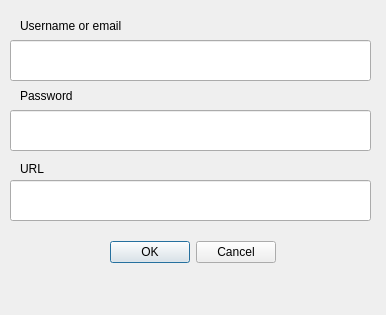
Qt form login_dialog.ui (chairemobilite/transition_qgis) before a commit.
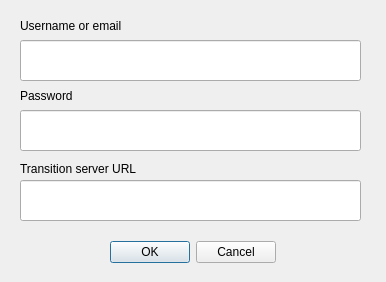
The same form after that commit. Custom widgets are drawn as their Qt base class.

```diff
--- a/login_dialog.ui
+++ b/login_dialog.ui
@@ -7,7 +7,7 @@
     <x>0</x>
     <y>0</y>
     <width>386</width>
-    <height>315</height>
+    <height>282</height>
    </rect>
   </property>
   <property name="windowTitle">
@@ -42,9 +42,9 @@
   <widget class="QLineEdit" name="usernameEdit">
    <property name="geometry">
     <rect>
-     <x>10</x>
+     <x>20</x>
      <y>40</y>
-     <width>361</width>
+     <width>341</width>
      <height>41</height>
     </rect>
    </property>
@@ -52,9 +52,9 @@
   <widget class="QgsPasswordLineEdit" name="passwordEdit">
    <property name="geometry">
     <rect>
-     <x>10</x>
+     <x>20</x>
      <y>110</y>
-     <width>361</width>
+     <width>341</width>
      <height>41</height>
     </rect>
    </property>
@@ -89,20 +89,20 @@
     <rect>
      <x>20</x>
      <y>160</y>
-     <width>67</width>
+     <width>221</width>
      <height>17</height>
     </rect>
    </property>
    <property name="text">
-    <string>URL</string>
+    <string>Transition server URL</string>
    </property>
   </widget>
   <widget class="QLineEdit" name="urlEdit">
    <property name="geometry">
     <rect>
-     <x>10</x>
+     <x>20</x>
      <y>180</y>
-     <width>361</width>
+     <width>341</width>
      <height>41</height>
     </rect>
    </property>
```
